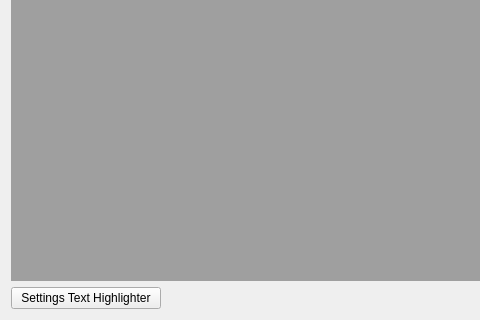
shaag7967/multiserialviewer, file src/multiserialviewer/ui_files/mainWindow.ui: the form before one commit; both pictures show x 0 to 480 and y 175 to 495 of the 672 by 495 pixel window.
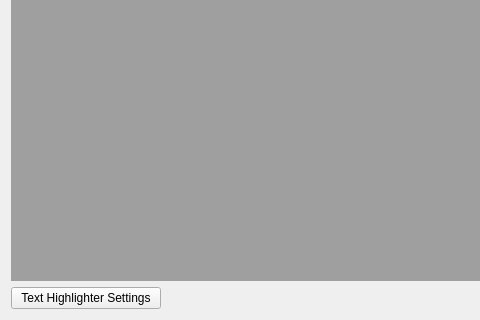
The form after the commit.

Commit message: fixed deleting multiple highlighter setting entries at once

Diff of the .ui file:
```diff
--- a/src/multiserialviewer/ui_files/mainWindow.ui
+++ b/src/multiserialviewer/ui_files/mainWindow.ui
@@ -56,7 +56,7 @@
         </size>
        </property>
        <property name="text">
-        <string>Settings Text Highlighter</string>
+        <string>Text Highlighter Settings</string>
        </property>
       </widget>
      </item>
```
The commit also changes 2 other files.
